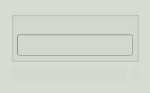
The window that abs/carac.ui (gabriellevy/destinLib) describes before a commit, drawn with Qt 5.
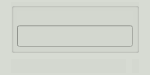
The same window after the commit.

Commit message: meilleur affichage des caracs

```diff
--- a/abs/carac.ui
+++ b/abs/carac.ui
@@ -7,7 +7,7 @@
     <x>0</x>
     <y>0</y>
     <width>150</width>
-    <height>79</height>
+    <height>71</height>
    </rect>
   </property>
   <property name="sizePolicy">
@@ -23,6 +23,12 @@
    <string notr="true">background-color : rgba(211, 215, 207,180)</string>
   </property>
   <layout class="QVBoxLayout" name="verticalLayout_2">
+   <property name="topMargin">
+    <number>2</number>
+   </property>
+   <property name="bottomMargin">
+    <number>2</number>
+   </property>
    <item>
     <widget class="QGroupBox" name="caracBox">
      <property name="toolTip">
```
The commit also changes 14 other files.
